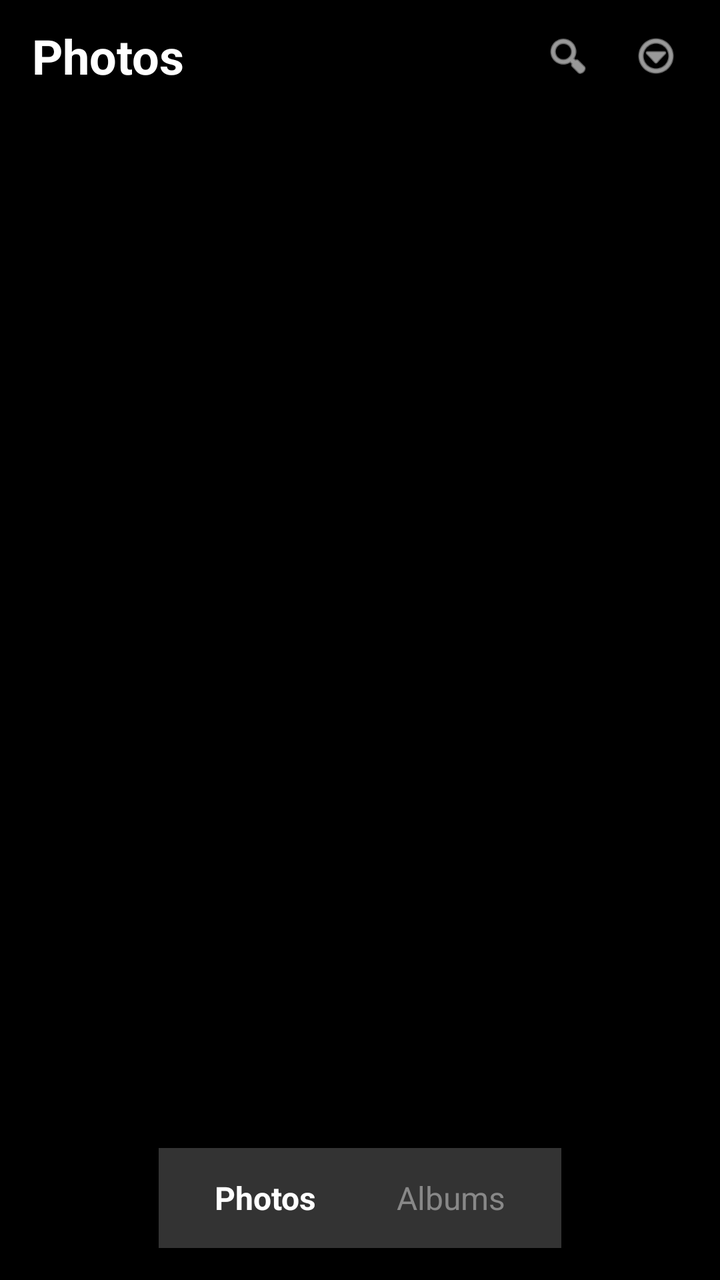
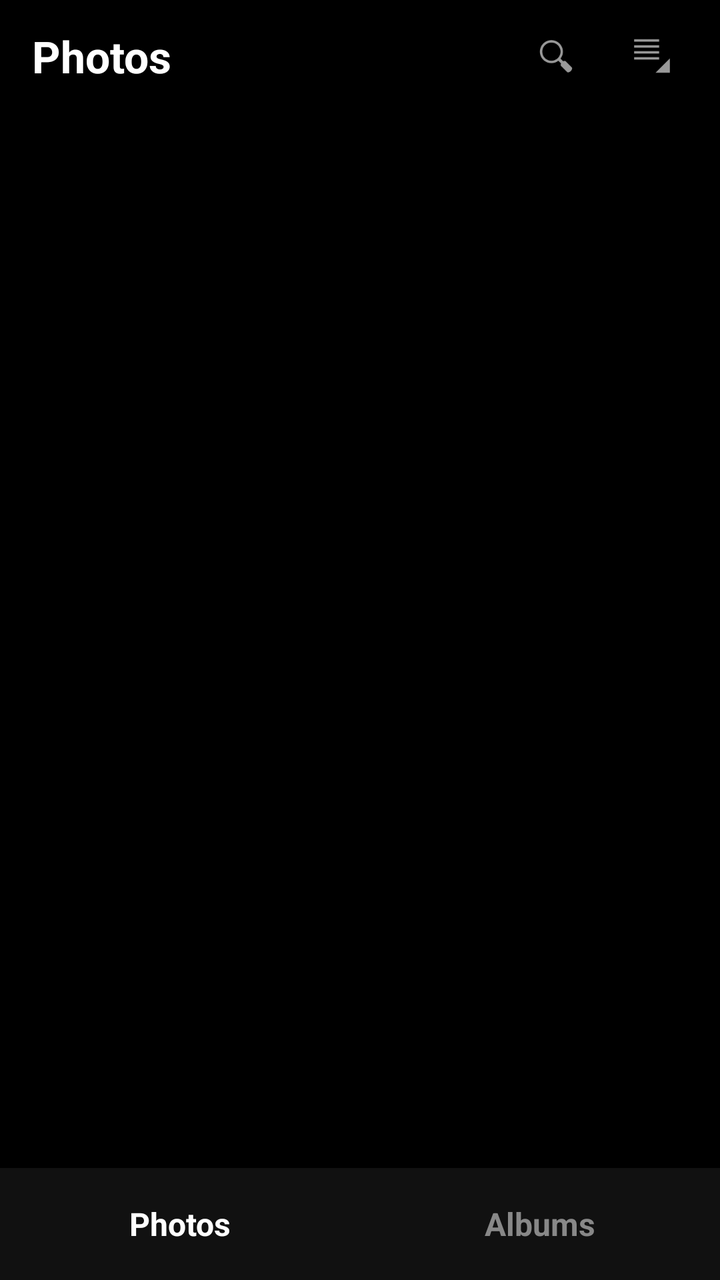

The first picture is an Android layout as it rendered before a commit; the second is the same layout after the commit. The layout source and the unified diff follow.
<!-- AndroidManifest.xml: application theme Theme.AppCompat.NoActionBar -->
<!-- res/layout/activity_main.xml -->
<?xml version="1.0" encoding="utf-8"?>
<RelativeLayout xmlns:android="http://schemas.android.com/apk/res/android"
    xmlns:app="http://schemas.android.com/apk/res-auto"
    android:layout_width="match_parent"
    android:layout_height="match_parent"
    android:background="@android:color/black">

    
    <LinearLayout
        android:id="@+id/headerBar"
        android:layout_width="match_parent"
        android:layout_height="56dp"
        android:orientation="horizontal"
        android:gravity="center_vertical"
        android:paddingHorizontal="16dp">

        <TextView
            android:id="@+id/txtTitle"
            android:layout_width="0dp"
            android:layout_height="wrap_content"
            android:layout_weight="1"
            android:text="Photos"
            android:textColor="@android:color/white"
            android:textSize="24sp"
            android:textStyle="bold" />

        <ImageView
            android:id="@+id/btnSearch"
            android:layout_width="32dp"
            android:layout_height="32dp"
            android:padding="4dp"
            android:src="@android:drawable/ic_menu_search"
            app:tint="@android:color/white" />

        <ImageView
            android:id="@+id/btnMenu"
            android:layout_width="32dp"
            android:layout_height="32dp"
            android:layout_marginStart="12dp"
            android:padding="4dp"
            android:src="@android:drawable/ic_menu_more"
            app:tint="@android:color/white" />
    </LinearLayout>

    
    <androidx.recyclerview.widget.RecyclerView
        android:id="@+id/recyclerView"
        android:layout_width="match_parent"
        android:layout_height="match_parent"
        android:layout_below="@id/headerBar"
        android:layout_above="@id/bottomNav"
        android:padding="2dp"
        android:clipToPadding="false" />

    
    <ImageView
        android:id="@+id/fullScreenImageView"
        android:layout_width="match_parent"
        android:layout_height="match_parent"
        android:scaleType="fitCenter"
        android:visibility="gone"
        android:background="@android:color/black" />

    
    <LinearLayout
        android:id="@+id/bottomNav"
        android:layout_width="wrap_content"
        android:layout_height="50dp"
        android:layout_alignParentBottom="true"
        android:layout_centerHorizontal="true"
        android:layout_margin="16dp"
        android:background="#333333"
        android:orientation="horizontal"
        android:paddingHorizontal="8dp"
        android:paddingVertical="4dp">

        <TextView
            android:id="@+id/tabPhotos"
            android:layout_width="wrap_content"
            android:layout_height="match_parent"
            android:gravity="center"
            android:paddingHorizontal="20dp"
            android:text="Photos"
            android:textColor="@android:color/white"
            android:textSize="16sp"
            android:textStyle="bold" />

        <TextView
            android:id="@+id/tabAlbums"
            android:layout_width="wrap_content"
            android:layout_height="match_parent"
            android:gravity="center"
            android:paddingHorizontal="20dp"
            android:text="Albums"
            android:textColor="#888888"
            android:textSize="16sp" />
    </LinearLayout>

</RelativeLayout>
<!-- resources referenced by this layout -->
<resources>

</resources>

<!-- the commit's change to res/layout/activity_main.xml (unified diff, before → after) -->
@@ -1,13 +1,12 @@
 <?xml version="1.0" encoding="utf-8"?>
 <RelativeLayout xmlns:android="http://schemas.android.com/apk/res/android"
-    xmlns:app="http://schemas.android.com/apk/res-auto"
     android:layout_width="match_parent"
     android:layout_height="match_parent"
     android:background="@android:color/black">
 
     
     <LinearLayout
-        android:id="@+id/headerBar"
+        android:id="@+id/topBar"
         android:layout_width="match_parent"
         android:layout_height="56dp"
         android:orientation="horizontal"
@@ -21,25 +20,25 @@
             android:layout_weight="1"
             android:text="Photos"
             android:textColor="@android:color/white"
-            android:textSize="24sp"
+            android:textSize="22sp"
             android:textStyle="bold" />
 
         <ImageView
             android:id="@+id/btnSearch"
-            android:layout_width="32dp"
-            android:layout_height="32dp"
-            android:padding="4dp"
+            android:layout_width="36dp"
+            android:layout_height="36dp"
+            android:padding="6dp"
             android:src="@android:drawable/ic_menu_search"
-            app:tint="@android:color/white" />
+            android:contentDescription="Search" />
 
         <ImageView
             android:id="@+id/btnMenu"
-            android:layout_width="32dp"
-            android:layout_height="32dp"
+            android:layout_width="36dp"
+            android:layout_height="36dp"
             android:layout_marginStart="12dp"
-            android:padding="4dp"
-            android:src="@android:drawable/ic_menu_more"
-            app:tint="@android:color/white" />
+            android:padding="6dp"
+            android:src="@android:drawable/ic_menu_moreoverflow"
+            android:contentDescription="Menu" />
     </LinearLayout>
 
     
@@ -47,39 +46,35 @@
         android:id="@+id/recyclerView"
         android:layout_width="match_parent"
         android:layout_height="match_parent"
-        android:layout_below="@id/headerBar"
-        android:layout_above="@id/bottomNav"
-        android:padding="2dp"
-        android:clipToPadding="false" />
+        android:layout_below="@id/topBar"
+        android:layout_above="@id/bottomTabs" />
 
     
-    <ImageView
+    <com.github.chrisbanes.photoview.PhotoView
         android:id="@+id/fullScreenImageView"
         android:layout_width="match_parent"
         android:layout_height="match_parent"
-        android:scaleType="fitCenter"
+        android:layout_below="@id/topBar"
+        android:layout_above="@id/bottomTabs"
         android:visibility="gone"
         android:background="@android:color/black" />
 
     
     <LinearLayout
-        android:id="@+id/bottomNav"
-        android:layout_width="wrap_content"
-        android:layout_height="50dp"
+        android:id="@+id/bottomTabs"
+        android:layout_width="match_parent"
+        android:layout_height="56dp"
         android:layout_alignParentBottom="true"
-        android:layout_centerHorizontal="true"
-        android:layout_margin="16dp"
-        android:background="#333333"
         android:orientation="horizontal"
-        android:paddingHorizontal="8dp"
-        android:paddingVertical="4dp">
+        android:gravity="center"
+        android:background="#111111">
 
         <TextView
             android:id="@+id/tabPhotos"
-            android:layout_width="wrap_content"
+            android:layout_width="0dp"
             android:layout_height="match_parent"
+            android:layout_weight="1"
             android:gravity="center"
-            android:paddingHorizontal="20dp"
             android:text="Photos"
             android:textColor="@android:color/white"
             android:textSize="16sp"
@@ -87,13 +82,14 @@
 
         <TextView
             android:id="@+id/tabAlbums"
-            android:layout_width="wrap_content"
+            android:layout_width="0dp"
             android:layout_height="match_parent"
+            android:layout_weight="1"
             android:gravity="center"
-            android:paddingHorizontal="20dp"
             android:text="Albums"
             android:textColor="#888888"
-            android:textSize="16sp" />
+            android:textSize="16sp"
+            android:textStyle="bold" />
     </LinearLayout>
 
 </RelativeLayout>
